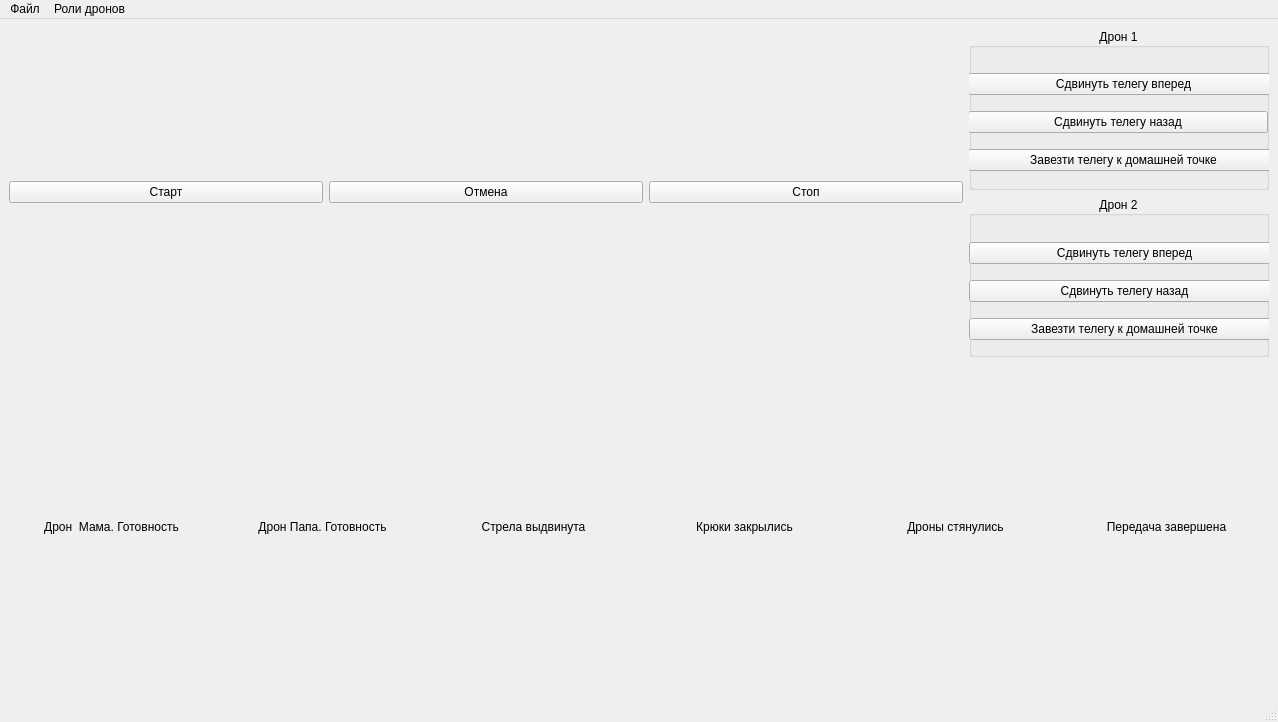
Before: the Qt Designer form mainwindow.ui in KelHeor23/DockingControlStation, drawn with Qt 5.
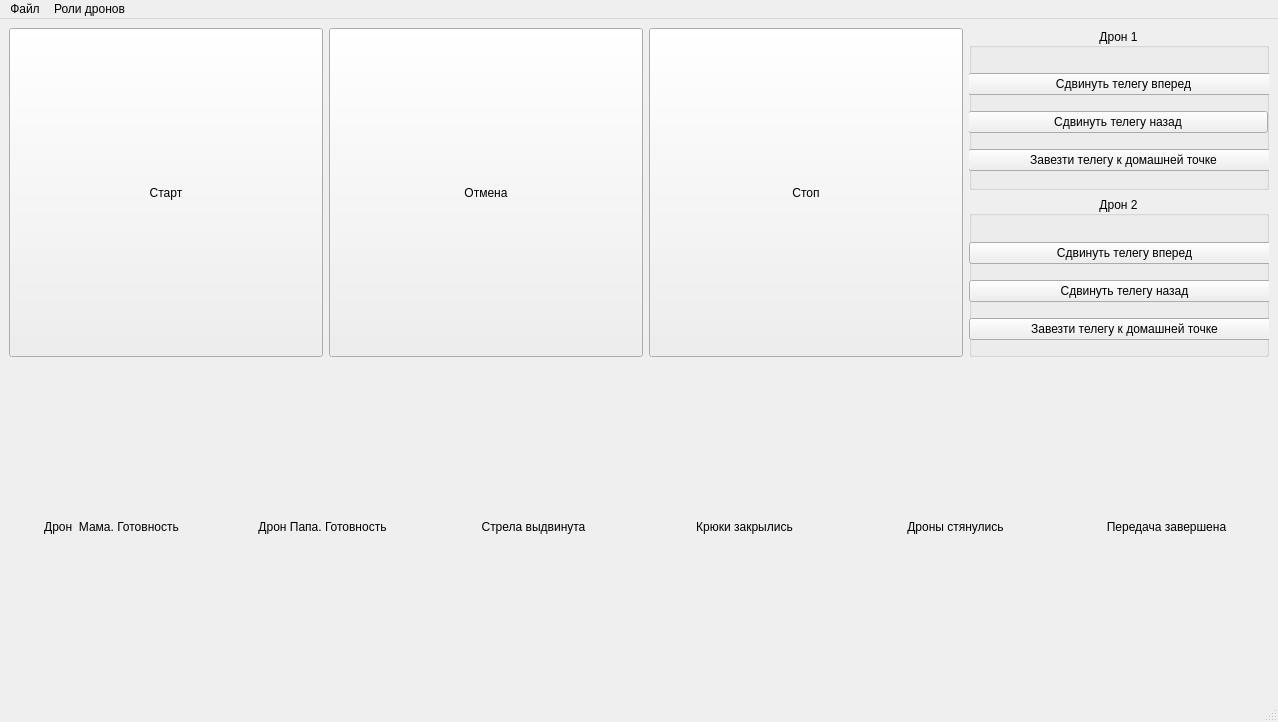
After: the same form once the commit is applied.

Commit message: font size

```diff
--- a/mainwindow.ui
+++ b/mainwindow.ui
@@ -40,11 +40,14 @@
         <item>
          <widget class="QPushButton" name="startDockingBtn">
           <property name="sizePolicy">
-           <sizepolicy hsizetype="Expanding" vsizetype="Fixed">
+           <sizepolicy hsizetype="Expanding" vsizetype="Preferred">
             <horstretch>0</horstretch>
             <verstretch>0</verstretch>
            </sizepolicy>
           </property>
+          <property name="styleSheet">
+           <string notr="true">font: 20pt &quot;Ubuntu Sans&quot;;</string>
+          </property>
           <property name="text">
            <string>Старт</string>
           </property>
@@ -53,11 +56,14 @@
         <item>
          <widget class="QPushButton" name="undockingBtn">
           <property name="sizePolicy">
-           <sizepolicy hsizetype="Expanding" vsizetype="Fixed">
+           <sizepolicy hsizetype="Expanding" vsizetype="Preferred">
             <horstretch>0</horstretch>
             <verstretch>0</verstretch>
            </sizepolicy>
           </property>
+          <property name="styleSheet">
+           <string notr="true">font: 20pt &quot;Ubuntu Sans&quot;;</string>
+          </property>
           <property name="text">
            <string>Отмена</string>
           </property>
@@ -66,11 +72,14 @@
         <item>
          <widget class="QPushButton" name="stopBtn">
           <property name="sizePolicy">
-           <sizepolicy hsizetype="Expanding" vsizetype="Fixed">
+           <sizepolicy hsizetype="Expanding" vsizetype="Preferred">
             <horstretch>0</horstretch>
             <verstretch>0</verstretch>
            </sizepolicy>
           </property>
+          <property name="styleSheet">
+           <string notr="true">font: 20pt &quot;Ubuntu Sans&quot;;</string>
+          </property>
           <property name="text">
            <string>Стоп</string>
           </property>
```
Left out of the diff: 36 changed lines with no effect on the pictures. The commit also changes 1 other file.
